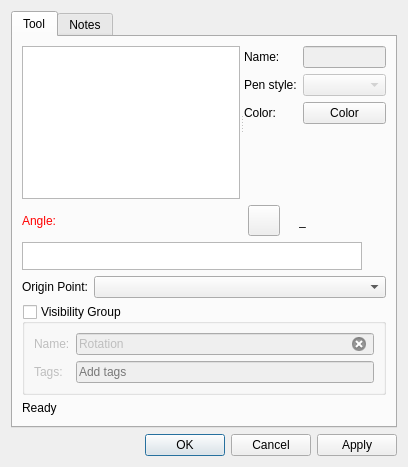
Qt form src/libs/vtools/dialogs/tools/dialogrotation.ui (dismine/valentina) before a commit.
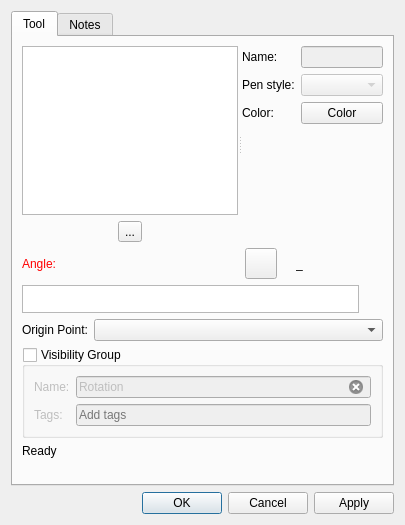
The same form after that commit. Icons and pictures are not drawn. Custom widgets are drawn as their Qt base class.

Commit message:
Bulk renaming for group operations.
Since we no longer support suffixes we need an alternative way for bulk renaming.

Patch:
```diff
--- a/src/libs/vtools/dialogs/tools/dialogrotation.ui
+++ b/src/libs/vtools/dialogs/tools/dialogrotation.ui
@@ -6,8 +6,8 @@
    <rect>
     <x>0</x>
     <y>0</y>
-    <width>408</width>
-    <height>467</height>
+    <width>405</width>
+    <height>525</height>
    </rect>
   </property>
   <property name="windowTitle">
@@ -27,13 +27,33 @@
       <attribute name="title">
        <string>Tool</string>
       </attribute>
-      <layout class="QVBoxLayout" name="verticalLayout">
+      <layout class="QVBoxLayout" name="verticalLayout_4">
        <item>
         <widget class="QSplitter" name="splitter">
          <property name="orientation">
           <enum>Qt::Orientation::Horizontal</enum>
          </property>
-         <widget class="QListWidget" name="listWidget"/>
+         <widget class="QWidget" name="">
+          <layout class="QVBoxLayout" name="verticalLayout">
+           <item>
+            <widget class="QListWidget" name="listWidget"/>
+           </item>
+           <item>
+            <layout class="QHBoxLayout" name="horizontalLayout_2">
+             <item>
+              <widget class="QToolButton" name="toolButtonBulkRename">
+               <property name="text">
+                <string notr="true">...</string>
+               </property>
+               <property name="icon">
+                <iconset theme="edit-rename"/>
+               </property>
+              </widget>
+             </item>
+            </layout>
+           </item>
+          </layout>
+         </widget>
          <widget class="QWidget" name="formLayoutWidget">
           <layout class="QFormLayout" name="formLayout_2">
            <item row="0" column="0">
@@ -401,16 +421,16 @@
   </layout>
  </widget>
  <customwidgets>
-  <customwidget>
-   <class>VPE::QtColorPicker</class>
-   <extends>QPushButton</extends>
-   <header>../vpropertyexplorer/qtcolorpicker.h</header>
-  </customwidget>
   <customwidget>
    <class>VPlainTextEdit</class>
    <extends>QPlainTextEdit</extends>
    <header>../vwidgets/vplaintextedit.h</header>
   </customwidget>
+  <customwidget>
+   <class>VPE::QtColorPicker</class>
+   <extends>QPushButton</extends>
+   <header>../vpropertyexplorer/qtcolorpicker.h</header>
+  </customwidget>
   <customwidget>
    <class>VCompleterLineEdit</class>
    <extends>QLineEdit</extends>
```
The commit also changes 21 other files.
